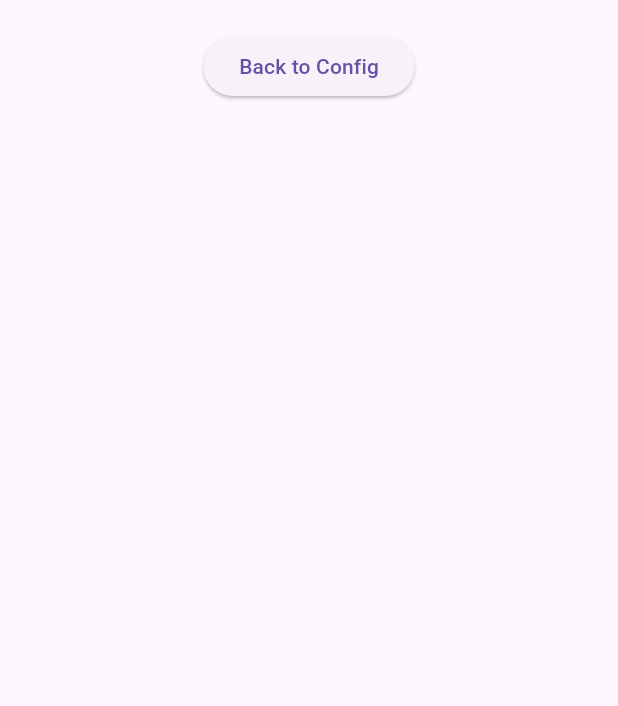
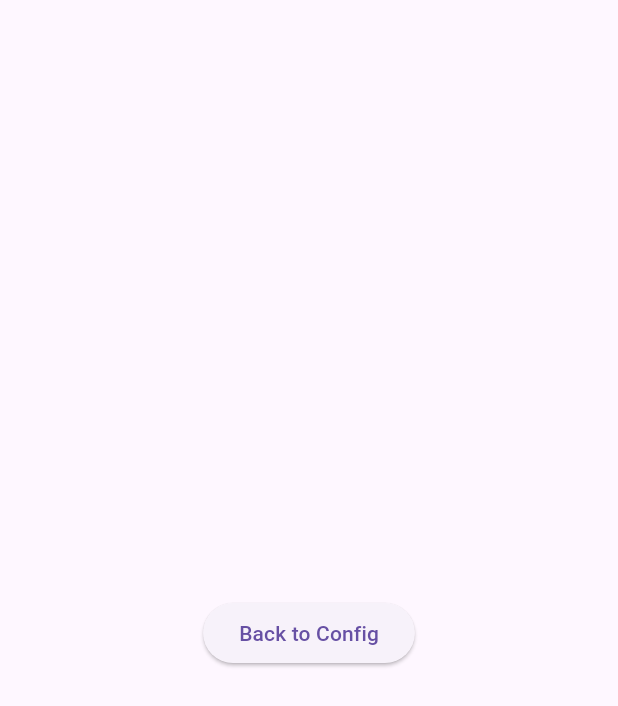
Before and after one commit to yayahc/_gen, a Flutter app: the MainScreen screen opened directly, on a phone screen of 412 x 824 dp. Shown: the top 706 px of the screen. Run offline on Flutter 3.47's test engine with Material 3 defaults, Android fonts, the phone set to English and light mode, and no system bars; our stand-ins replace equatable, flutter_bloc, go_router; missing offline and left inert: orm.

Commit message:
dbUrl config form app done

```diff
--- a/app/lib/main.dart
+++ b/app/lib/main.dart
@@ -1,7 +1,5 @@
 import 'package:flutter/material.dart';
 import 'root.dart';
-
-final GlobalKey navKey = GlobalKey<NavigatorState>();
 
 void main() {
   runApp(const Root());
--- a/app/lib/root.dart
+++ b/app/lib/root.dart
@@ -1,5 +1,5 @@
 import 'package:app/bloc/bloc.dart';
-import 'package:app/screens/db_url_config_screen.dart';
+import 'package:app/router.dart';
 import 'package:flutter/material.dart';
 import 'package:flutter_bloc/flutter_bloc.dart';
 
@@ -10,8 +10,8 @@ class Root extends StatelessWidget {
   Widget build(BuildContext context) {
     return BlocProvider(
       create: (context) => GenBloc(),
-      child: const MaterialApp(
-        home: DBConfigScreen(),
+      child: MaterialApp.router(
+        routerConfig: AppRouter.router,
       ),
     );
   }
--- /dev/null
+++ b/app/lib/router.dart
@@ -0,0 +1,21 @@
+import 'package:app/screens/db_url_config_screen.dart';
+import 'package:app/screens/main_screen.dart';
+import 'package:flutter/material.dart';
+import 'package:go_router/go_router.dart';
+
+final navKey = GlobalKey<NavigatorState>();
+
+class AppRouter {
+  static final GoRouter _router =
+      GoRouter(navigatorKey: navKey, initialLocation: "/config", routes: [
+    GoRoute(
+      path: "/config",
+      builder: (context, state) => const DBConfigScreen(),
+    ),
+    GoRoute(
+      path: "/main",
+      builder: (context, state) => const MainScreen(),
+    )
+  ]);
+  static GoRouter get router => _router;
+}
--- a/app/lib/screens/main_screen.dart
+++ b/app/lib/screens/main_screen.dart
@@ -1,5 +1,6 @@
 import 'package:flutter/material.dart';
 import 'package:gen/config.dart';
+import 'package:go_router/go_router.dart';
 
 class MainScreen extends StatefulWidget {
   const MainScreen({super.key});
@@ -13,6 +14,7 @@ class _MainScreenState extends State<MainScreen> {
 
   @override
   void initState() {
+    // _getUrlConfig();
     super.initState();
   }
 
@@ -26,21 +28,23 @@ class _MainScreenState extends State<MainScreen> {
     return Scaffold(
       body: Center(
         child: Column(
+          mainAxisAlignment: MainAxisAlignment.center,
+          crossAxisAlignment: CrossAxisAlignment.start,
           children: [
-            ListenableBuilder(
-              listenable: _dbConfigNotif,
-              builder: (context, child) {
-                if (_dbConfigNotif.value != null) {
-                  return Text(_dbConfigNotif.value!);
-                }
-                return const SizedBox();
-              },
-            ),
+            // ListenableBuilder(
+            //   listenable: _dbConfigNotif,
+            //   builder: (context, child) {
+            //     if (_dbConfigNotif.value != null) {
+            //       return Text(_dbConfigNotif.value!);
+            //     }
+            //     return const SizedBox();
+            //   },
+            // ),
             const SizedBox(
               height: 20,
             ),
             ElevatedButton(
-                onPressed: () => _pushToConfig,
+                onPressed: () => _pushToConfig(context),
                 child: const Text("Back to Config"))
           ],
         ),
@@ -48,11 +52,11 @@ class _MainScreenState extends State<MainScreen> {
     );
   }
 
-  Future<void> getUrlConfig() async {
-    _dbConfigNotif.value = await getUrl();
-  }
+  // Future<void> _getUrlConfig() async {
+  //   _dbConfigNotif.value = await getUrl();
+  // }
 
   void _pushToConfig(BuildContext context) {
-    Navigator.pop(context);
+    context.go("/config");
   }
 }
--- a/app/pubspec.yaml
+++ b/app/pubspec.yaml
@@ -40,6 +40,7 @@ dependencies:
     git:
       url: https://github.com/yayahc/_gen
   equatable: ^2.0.5
+  go_router: ^13.1.0
 
 dev_dependencies:
   flutter_test:
```
Also changed, not shown: app/lib/bloc/bloc.dart (+8 -13 lines), app/lib/screens/db_url_config_screen.dart (+34 -22 lines).
